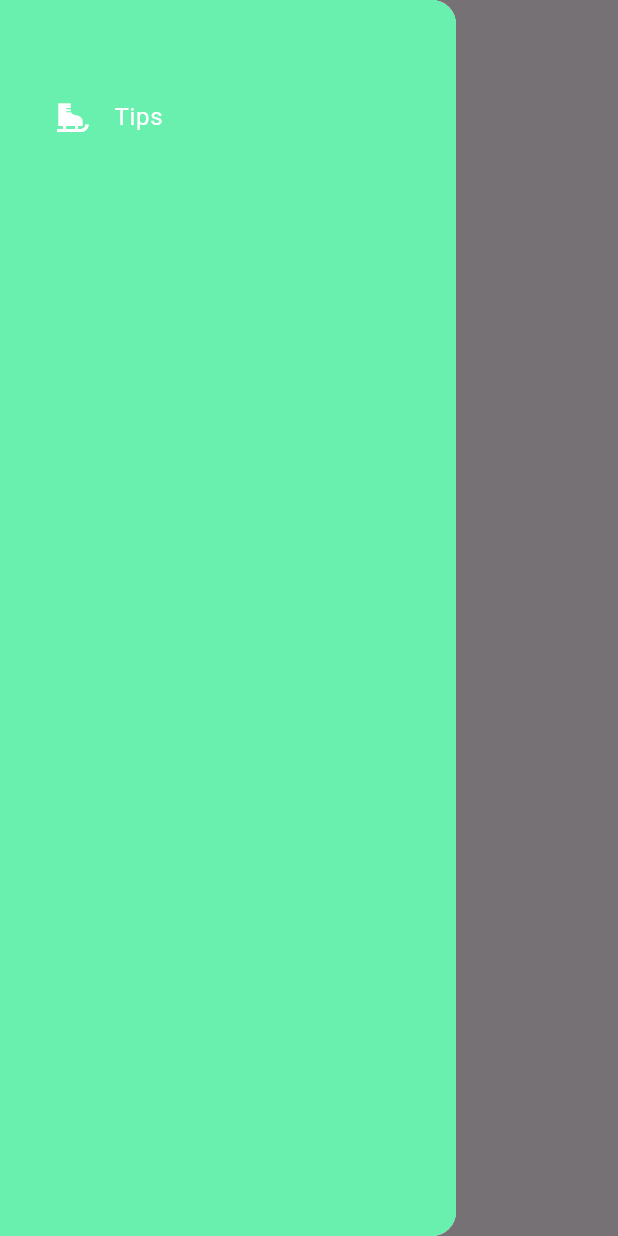
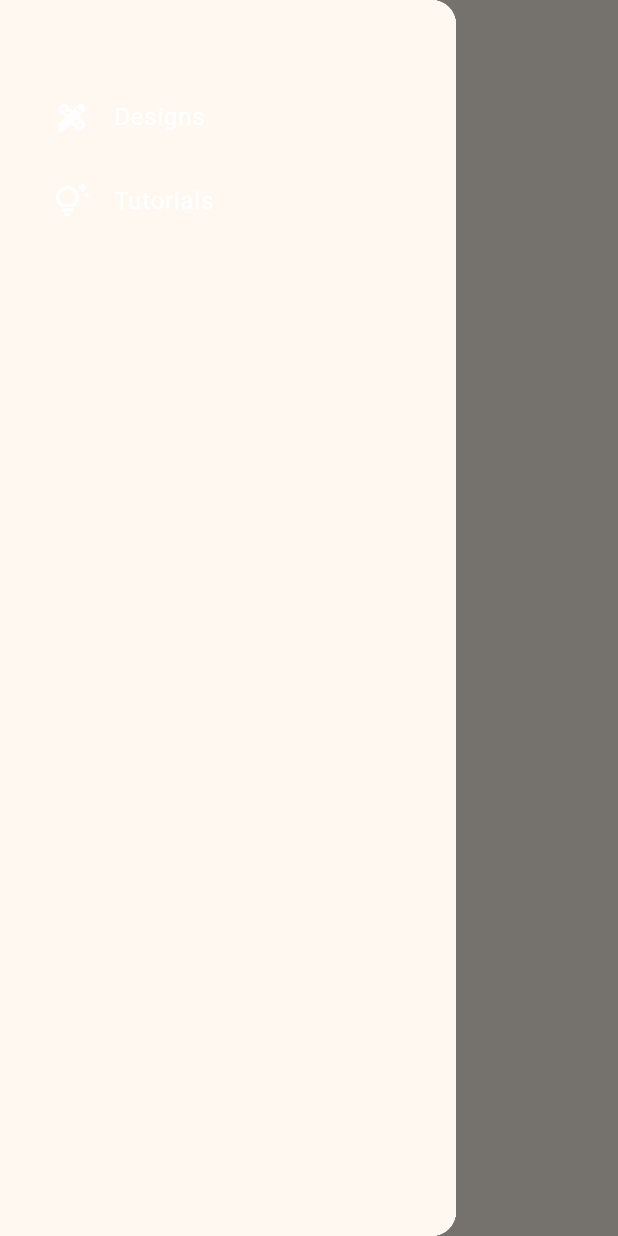
Before and after one commit to arielcarmen/flutter-stuff, a Flutter app: the screen it shows after launch, with the side drawer open, on a phone screen of 412 x 824 dp. Run offline on Flutter 3.47's test engine with Material 3 defaults, Android fonts, the light colour scheme and no system bars; our stand-ins replace sqflite; accounts and stored records are empty.

Commit message:
theme and colors cpnfiguration

```diff
--- a/lib/main.dart
+++ b/lib/main.dart
@@ -1,8 +1,11 @@
 import 'package:flutter/material.dart';
+import 'package:flutter_stuff/constants/theme.dart';
 import 'package:flutter_stuff/widgets/main_drawer.dart';
 
 void main() {
-  runApp(const MaterialApp(
+  runApp(MaterialApp(
+    theme: AppTheme.lightTheme,
+    themeMode: ThemeMode.light,
     home: Stuff(),
   ));
 }
--- a/lib/widgets/main_drawer.dart
+++ b/lib/widgets/main_drawer.dart
@@ -1,6 +1,8 @@
 import 'package:flutter/material.dart';
-import 'package:flutter_stuff/tutorials/sqlite_testing.dart';
+import 'package:flutter_stuff/views/tutorials.dart';
 import 'package:flutter_stuff/widgets/main_drawer_item.dart';
+
+import '../views/designs.dart';
 
 class MainDrawer extends StatelessWidget {
   const MainDrawer({super.key});
@@ -10,15 +12,19 @@ class MainDrawer extends StatelessWidget {
     const padding = EdgeInsets.symmetric(horizontal: 20);
     return Drawer(
       child: Material(
-        color: Colors.greenAccent,
         child: ListView(
           padding: padding,
           children: const [
             SizedBox(height: 50,),
             MainDrawerItem(
-              text: "Tips",
-              icon: Icons.ice_skating,
-              page: SQLiteTutorial(),
+              text: "Designs",
+              icon: Icons.design_services,
+              page: Designs(),
+            ),
+            MainDrawerItem(
+              text: "Tutorials",
+              icon: Icons.tips_and_updates_outlined,
+              page: Tutorials(),
             ),
           ],
         ),
```
Also changed, not shown: lib/constants/colors.dart (added, +25 -0 lines), lib/constants/theme.dart (added, +9 -0 lines).
